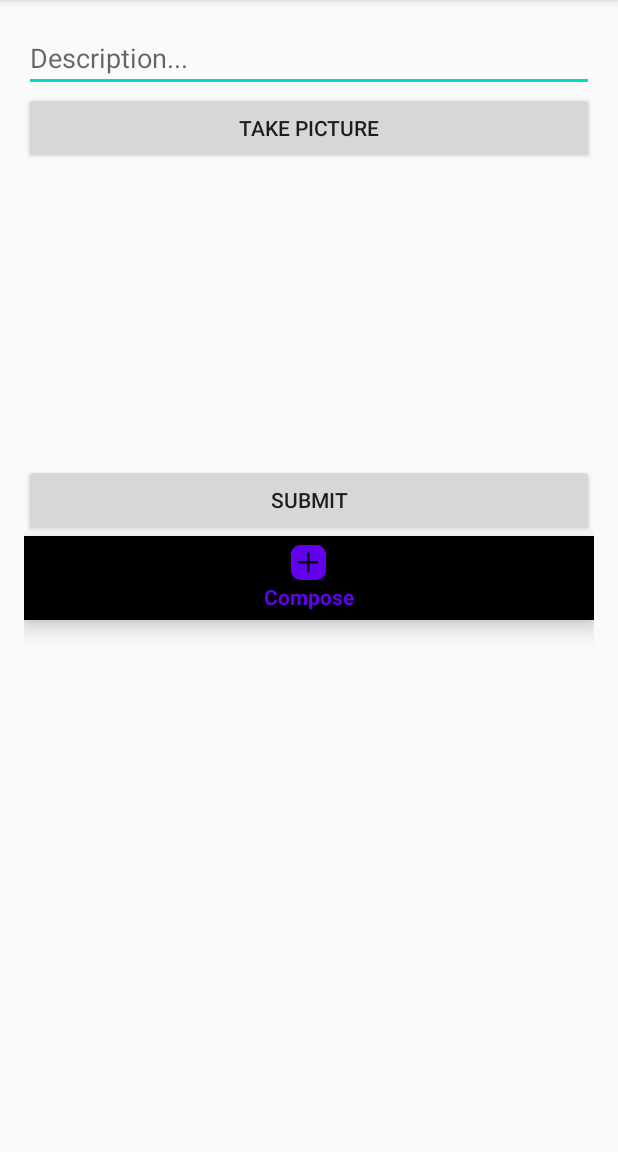
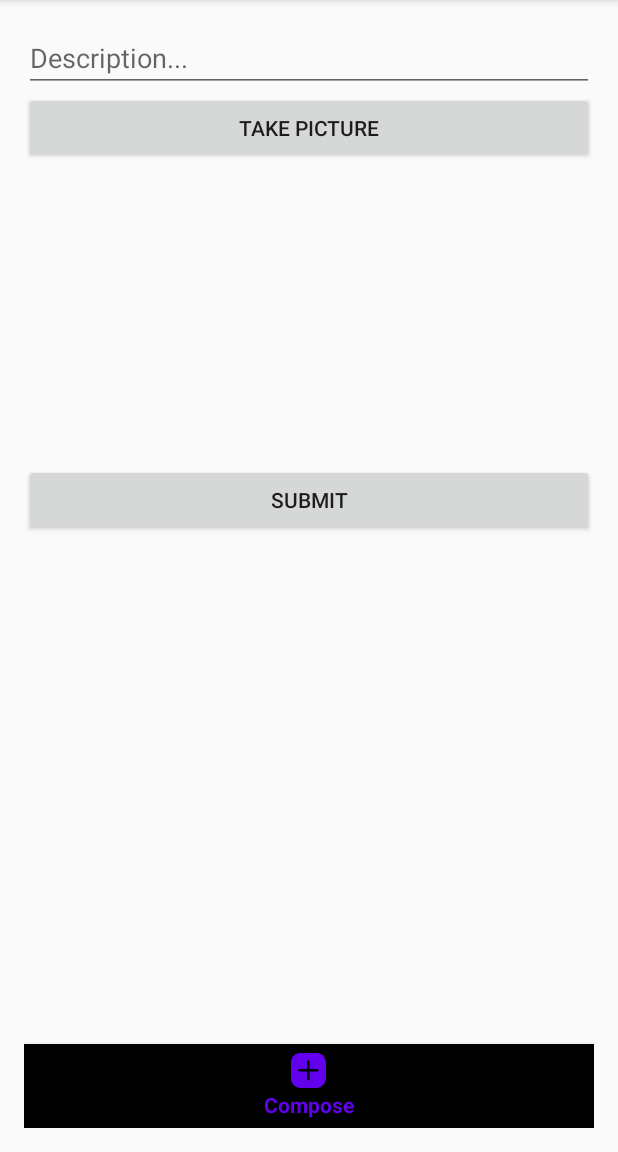
Before and after one commit to mmphilizaire/Parstagram, an Android app: the MainActivity screen opened directly, with no data from a screen before it, item 2 of the bottom bar chosen, on a phone screen of 412 x 824 dp, the part 84-1236 px from its top. Run offline under Robolectric (Android 15) with nearby library versions, the phone set to English and light mode, and no system bars; libraries missing offline, so code that uses them is left out: com.parse.

Commit message:
Added compose and home fragments.

```diff
--- a/app/build.gradle
+++ b/app/build.gradle
@@ -30,6 +30,7 @@ dependencies {
     implementation 'com.squareup.okhttp3:logging-interceptor:3.8.1' // for logging API calls to LogCat
     implementation "androidx.appcompat:appcompat:${appCompatVersion}"
     implementation "com.google.android.material:material:${designSupportVersion}"
+    implementation 'androidx.legacy:legacy-support-v4:1.0.0'
     testImplementation 'junit:junit:4.12'
     androidTestImplementation 'androidx.test.ext:junit:1.1.1'
     androidTestImplementation 'androidx.test.espresso:espresso-core:3.2.0'
--- /dev/null
+++ b/app/src/main/java/com/example/parstagram/Fragments/ComposeFragment.java
@@ -0,0 +1,168 @@
+package com.example.parstagram.Fragments;
+
+import android.content.Intent;
+import android.graphics.Bitmap;
+import android.graphics.BitmapFactory;
+import android.net.Uri;
+import android.os.Bundle;
+
+import androidx.annotation.Nullable;
+import androidx.core.content.FileProvider;
+import androidx.fragment.app.Fragment;
+
+import android.os.Environment;
+import android.provider.MediaStore;
+import android.util.Log;
+import android.view.LayoutInflater;
+import android.view.View;
+import android.view.ViewGroup;
+import android.widget.Button;
+import android.widget.EditText;
+import android.widget.ImageView;
+import android.widget.Toast;
+
+import com.example.parstagram.MainActivity;
+import com.example.parstagram.Post;
+import com.example.parstagram.R;
+import com.parse.ParseException;
+import com.parse.ParseFile;
+import com.parse.ParseUser;
+import com.parse.SaveCallback;
+
+import java.io.File;
+
+import static android.app.Activity.RESULT_OK;
+
+public class ComposeFragment extends Fragment {
+
+    public static final int sCAPTURE_IMAGE_ACTIVITY_REQUEST_CODE = 42;
+    public static final String sTAG = "ComposeFragment";
+
+    public String mPhotoFileName = "photo.jpg";
+    private EditText mDescriptionEditText;
+    private Button mCaptureImageButton;
+    private ImageView mPostImageView;
+    private Button mSubmitButton;
+    private File mPhotoFile;
+
+    public ComposeFragment() {
+        // Required empty public constructor
+    }
+
+    // The onCreateView method is called when Fragment should create its View object hierarchy,
+    // either dynamically or via XML layout inflation.
+    @Override
+    public View onCreateView(LayoutInflater inflater, ViewGroup parent, Bundle savedInstanceState) {
+        // Defines the xml file for the fragment
+        return inflater.inflate(R.layout.fragment_compose, parent, false);
+    }
+
+    // This event is triggered soon after onCreateView().
+    // Any view setup should occur here.  E.g., view lookups and attaching view listeners.
+    @Override
+    public void onViewCreated(View view, Bundle savedInstanceState) {
+        // Setup any handles to view objects here
+        mDescriptionEditText = view.findViewById(R.id.etDescription);
+        mCaptureImageButton = view.findViewById(R.id.btnCaptureImage);
+        mPostImageView = view.findViewById(R.id.ivPostImage);
+        mSubmitButton = view.findViewById(R.id.btnSubmit);
+
+        mCaptureImageButton.setOnClickListener(new View.OnClickListener() {
+            @Override
+            public void onClick(View view) {
+                launchCamera();
+            }
+        });
+
+        mSubmitButton.setOnClickListener(new View.OnClickListener() {
+            @Override
+            public void onClick(View view) {
+                String description = mDescriptionEditText.getText().toString();
+                if(description.isEmpty()){
+                    Toast.makeText(getContext(), "Description can't be empty", Toast.LENGTH_SHORT).show();
+                    return;
+                }
+                if(mPhotoFile == null || mPostImageView.getDrawable() == null){
+                    Toast.makeText(getContext(), "There is no image!", Toast.LENGTH_SHORT).show();
+                    return;
+                }
+                ParseUser currentUser = ParseUser.getCurrentUser();
+                savePost(description, currentUser, mPhotoFile);
+            }
+        });
+
+    }
+
+    private void launchCamera() {
+        // create Intent to take a picture and return control to the calling application
+        Intent intent = new Intent(MediaStore.ACTION_IMAGE_CAPTURE);
+        // Create a File reference for future access
+        mPhotoFile = getPhotoFileUri(mPhotoFileName);
+
+        // wrap File object into a content provider
+        // required for API >= 24
+        // See https://guides.codepath.com/android/Sharing-Content-with-Intents#sharing-files-with-api-24-or-higher
+        Uri fileProvider = FileProvider.getUriForFile(getContext(), "com.codepath.fileprovider.mishka-parstagram", mPhotoFile);
+        intent.putExtra(MediaStore.EXTRA_OUTPUT, fileProvider);
+
+        // If you call startActivityForResult() using an intent that no app can handle, your app will crash.
+        // So as long as the result is not null, it's safe to use the intent.
+        if (intent.resolveActivity(getContext().getPackageManager()) != null) {
+            // Start the image capture intent to take photo
+            startActivityForResult(intent, sCAPTURE_IMAGE_ACTIVITY_REQUEST_CODE);
+        }
+    }
+
+    @Override
+    public void onActivityResult(int requestCode, int resultCode, @Nullable Intent data) {
+        super.onActivityResult(requestCode, resultCode, data);
+        if (requestCode == sCAPTURE_IMAGE_ACTIVITY_REQUEST_CODE) {
+            if (resultCode == RESULT_OK) {
+                // by this point we have the camera photo on disk
+                Bitmap takenImage = BitmapFactory.decodeFile(mPhotoFile.getAbsolutePath());
+                // RESIZE BITMAP, see section below
+                // Load the taken image into a preview
+                mPostImageView.setImageBitmap(takenImage);
+            } else { // Result was a failure
+                Toast.makeText(getContext(), "Picture wasn't taken!", Toast.LENGTH_SHORT).show();
+            }
+        }
+    }
+
+    // Returns the File for a photo stored on disk given the fileName
+    public File getPhotoFileUri(String fileName) {
+        // Get safe storage directory for photos
+        // Use `getExternalFilesDir` on Context to access package-specific directories.
+        // This way, we don't need to request external read/write runtime permissions.
+        File mediaStorageDir = new File(getContext().getExternalFilesDir(Environment.DIRECTORY_PICTURES), sTAG);
+
+        // Create the storage directory if it does not exist
+        if (!mediaStorageDir.exists() && !mediaStorageDir.mkdirs()){
+            Log.d(sTAG, "failed to create directory");
+        }
+
+        // Return the file target for the photo based on filename
+        return new File(mediaStorageDir.getPath() + File.separator + fileName);
+    }
+
+    private void savePost(String description, ParseUser currentUser, File photoFile){
+        Post post = new Post();
+        post.setDescription(description);
+        post.setImage(new ParseFile(photoFile));
+        post.setUser(currentUser);
+        post.saveInBackground(new SaveCallback() {
+            @Override
+            public void done(ParseException e) {
+                if(e != null){
+                    Log.e(sTAG, "Error while saving", e);
+                    Toast.makeText(getContext(), "Error while saving!", Toast.LENGTH_SHORT).show();
+                }
+                Log.i(sTAG, "Post save was successful!");
+                mDescriptionEditText.setText("");
+                mPostImageView.setImageResource(0);
+            }
+        });
+    }
+
+
+}
--- /dev/null
+++ b/app/src/main/java/com/example/parstagram/Fragments/PostsFragment.java
@@ -0,0 +1,58 @@
+package com.example.parstagram.Fragments;
+
+import android.content.Intent;
+import android.graphics.Bitmap;
+import android.graphics.BitmapFactory;
+import android.net.Uri;
+import android.os.Bundle;
+
+import androidx.annotation.Nullable;
+import androidx.core.content.FileProvider;
+import androidx.fragment.app.Fragment;
+
+import android.os.Environment;
+import android.provider.MediaStore;
+import android.util.Log;
+import android.view.LayoutInflater;
+import android.view.View;
+import android.view.ViewGroup;
+import android.widget.Button;
+import android.widget.EditText;
+import android.widget.ImageView;
+import android.widget.Toast;
+
+import com.example.parstagram.MainActivity;
+import com.example.parstagram.Post;
+import com.example.parstagram.R;
+import com.parse.ParseException;
+import com.parse.ParseFile;
+import com.parse.ParseUser;
+import com.parse.SaveCallback;
+
+import java.io.File;
+
+import static android.app.Activity.RESULT_OK;
+
+public class PostsFragment extends Fragment {
+
+    public PostsFragment() {
+        // Required empty public constructor
+    }
+
+    // The onCreateView method is called when Fragment should create its View object hierarchy,
+    // either dynamically or via XML layout inflation.
+    @Override
+    public View onCreateView(LayoutInflater inflater, ViewGroup parent, Bundle savedInstanceState) {
+        // Defines the xml file for the fragment
+        return inflater.inflate(R.layout.fragment_posts, parent, false);
+    }
+
+    // This event is triggered soon after onCreateView().
+    // Any view setup should occur here.  E.g., view lookups and attaching view listeners.
+    @Override
+    public void onViewCreated(View view, Bundle savedInstanceState) {
+
+    }
+
+
+}
--- a/app/src/main/java/com/example/parstagram/MainActivity.java
+++ b/app/src/main/java/com/example/parstagram/MainActivity.java
@@ -5,6 +5,7 @@ import androidx.annotation.Nullable;
 import androidx.appcompat.app.AppCompatActivity;
 import androidx.core.content.FileProvider;
 import androidx.fragment.app.Fragment;
+import androidx.fragment.app.FragmentManager;
 
 import android.content.Intent;
 import android.graphics.Bitmap;
@@ -18,9 +19,12 @@ import android.view.MenuItem;
 import android.view.View;
 import android.widget.Button;
 import android.widget.EditText;
+import android.widget.FrameLayout;
 import android.widget.ImageView;
 import android.widget.Toast;
 
+import com.example.parstagram.Fragments.ComposeFragment;
+import com.example.parstagram.Fragments.PostsFragment;
 import com.google.android.material.bottomnavigation.BottomNavigationView;
 import com.parse.FindCallback;
 import com.parse.Parse;
@@ -36,143 +40,42 @@ import java.util.List;
 public class MainActivity extends AppCompatActivity {
 
     public static final String sTAG = "MainActivity";
-    public static final int sCAPTURE_IMAGE_ACTIVITY_REQUEST_CODE = 42;
-    public String photoFileName = "photo.jpg";
 
-    private EditText mDescriptionEditText;
-    private Button mCaptureImageButton;
-    private ImageView mPostImageView;
-    private Button mSubmitButton;
-    private File mPhotoFile;
     private BottomNavigationView mBottomNavigationView;
+    final FragmentManager fragmentManager = getSupportFragmentManager();
 
     @Override
     protected void onCreate(Bundle savedInstanceState) {
         super.onCreate(savedInstanceState);
         setContentView(R.layout.activity_main);
 
-        mDescriptionEditText = findViewById(R.id.etDescription);
-        mCaptureImageButton = findViewById(R.id.btnCaptureImage);
-        mPostImageView = findViewById(R.id.ivPostImage);
-        mSubmitButton = findViewById(R.id.btnSubmit);
         mBottomNavigationView = findViewById(R.id.bottomNavigation);
 
-        mCaptureImageButton.setOnClickListener(new View.OnClickListener() {
-            @Override
-            public void onClick(View view) {
-                launchCamera();
-            }
-        });
-
-        mSubmitButton.setOnClickListener(new View.OnClickListener() {
-            @Override
-            public void onClick(View view) {
-                String description = mDescriptionEditText.getText().toString();
-                if(description.isEmpty()){
-                    Toast.makeText(MainActivity.this, "Description can't be empty", Toast.LENGTH_SHORT).show();
-                    return;
-                }
-                if(mPhotoFile == null || mPostImageView.getDrawable() == null){
-                    Toast.makeText(MainActivity.this, "There is no image!", Toast.LENGTH_SHORT).show();
-                    return;
-                }
-                ParseUser currentUser = ParseUser.getCurrentUser();
-                savePost(description, currentUser, mPhotoFile);
-            }
-        });
         mBottomNavigationView.setOnNavigationItemSelectedListener(new BottomNavigationView.OnNavigationItemSelectedListener() {
             @Override
             public boolean onNavigationItemSelected(@NonNull MenuItem menuItem) {
                 Fragment fragment;
                 switch (menuItem.getItemId()) {
                     case R.id.action_home:
-                        Toast.makeText(MainActivity.this, "home", Toast.LENGTH_SHORT).show();
+                        fragment = new PostsFragment();
                         break;
                     case R.id.action_compose:
-                        Toast.makeText(MainActivity.this, "compose", Toast.LENGTH_SHORT).show();
+                        fragment = new ComposeFragment();
                         break;
                     case R.id.action_profile:
                     default:
-                        Toast.makeText(MainActivity.this, "profile", Toast.LENGTH_SHORT).show();
+                        //TODO: update fragment
+                        fragment = new ComposeFragment();
                         break;
                 }
+                fragmentManager.beginTransaction().replace(R.id.flContainer, fragment).commit();
                 return true;
             }
         });
+        mBottomNavigationView.setSelectedItemId(R.id.action_home);
 
         //queryPosts();
 
-    }
-
-    private void launchCamera() {
-        // create Intent to take a picture and return control to the calling application
-        Intent intent = new Intent(MediaStore.ACTION_IMAGE_CAPTURE);
-        // Create a File reference for future access
-        mPhotoFile = getPhotoFileUri(photoFileName);
-
-        // wrap File object into a content provider
-        // required for API >= 24
-        // See https://guides.codepath.com/android/Sharing-Content-with-Intents#sharing-files-with-api-24-or-higher
-        Uri fileProvider = FileProvider.getUriForFile(MainActivity.this, "com.codepath.fileprovider.mishka-parstagram", mPhotoFile);
-        intent.putExtra(MediaStore.EXTRA_OUTPUT, fileProvider);
-
-        // If you call startActivityForResult() using an intent that no app can handle, your app will crash.
-        // So as long as the result is not null, it's safe to use the intent.
-        if (intent.resolveActivity(getPackageManager()) != null) {
-            // Start the image capture intent to take photo
-            startActivityForResult(intent, sCAPTURE_IMAGE_ACTIVITY_REQUEST_CODE);
-        }
-    }
-
-    @Override
-    protected void onActivityResult(int requestCode, int resultCode, @Nullable Intent data) {
-        super.onActivityResult(requestCode, resultCode, data);
-        if (requestCode == sCAPTURE_IMAGE_ACTIVITY_REQUEST_CODE) {
-            if (resultCode == RESULT_OK) {
-                // by this point we have the camera photo on disk
-                Bitmap takenImage = BitmapFactory.decodeFile(mPhotoFile.getAbsolutePath());
-                // RESIZE BITMAP, see section below
-                // Load the taken image into a preview
-                mPostImageView.setImageBitmap(takenImage);
-            } else { // Result was a failure
-                Toast.makeText(this, "Picture wasn't taken!", Toast.LENGTH_SHORT).show();
-            }
-        }
-    }
-
-    // Returns the File for a photo stored on disk given the fileName
-    public File getPhotoFileUri(String fileName) {
-        // Get safe storage directory for photos
-        // Use `getExternalFilesDir` on Context to access package-specific directories.
-        // This way, we don't need to request external read/write runtime permissions.
-        File mediaStorageDir = new File(getExternalFilesDir(Environment.DIRECTORY_PICTURES), sTAG);
-
-        // Create the storage directory if it does not exist
-        if (!mediaStorageDir.exists() && !mediaStorageDir.mkdirs()){
-            Log.d(sTAG, "failed to create directory");
-        }
-
-        // Return the file target for the photo based on filename
-        return new File(mediaStorageDir.getPath() + File.separator + fileName);
-    }
-
-    private void savePost(String description, ParseUser currentUser, File photoFile){
-        Post post = new Post();
-        post.setDescription(description);
-        post.setImage(new ParseFile(photoFile));
-        post.setUser(currentUser);
-        post.saveInBackground(new SaveCallback() {
-            @Override
-            public void done(ParseException e) {
-                if(e != null){
-                    Log.e(sTAG, "Error while saving", e);
-                    Toast.makeText(MainActivity.this, "Error while saving!", Toast.LENGTH_SHORT).show();
-                }
-                Log.i(sTAG, "Post save was successful!");
-                mDescriptionEditText.setText("");
-                mPostImageView.setImageResource(0);
-            }
-        });
     }
 
     private void queryPosts() {
--- a/app/src/main/res/layout/activity_main.xml
+++ b/app/src/main/res/layout/activity_main.xml
@@ -1,5 +1,5 @@
 <?xml version="1.0" encoding="utf-8"?>
-<LinearLayout xmlns:android="http://schemas.android.com/apk/res/android"
+<RelativeLayout xmlns:android="http://schemas.android.com/apk/res/android"
     xmlns:app="http://schemas.android.com/apk/res-auto"
     xmlns:tools="http://schemas.android.com/tools"
     android:layout_width="match_parent"
@@ -8,30 +8,11 @@
     android:orientation="vertical"
     tools:context=".MainActivity">
 
-    <EditText
-        android:id="@+id/etDescription"
+    <FrameLayout
+        android:id="@+id/flContainer"
         android:layout_width="match_parent"
-        android:layout_height="wrap_content"
-        android:ems="10"
-        android:hint="Description..." />
-
-    <Button
-        android:id="@+id/btnCaptureImage"
-        android:layout_width="match_parent"
-        android:layout_height="wrap_content"
-        android:text="Take Picture" />
-
-    <ImageView
-        android:id="@+id/ivPostImage"
-        android:layout_width="match_parent"
-        android:layout_height="200dp"
-        tools:srcCompat="@tools:sample/avatars" />
-
-    <Button
-        android:id="@+id/btnSubmit"
-        android:layout_width="match_parent"
-        android:layout_height="wrap_content"
-        android:text="Submit" />
+        android:layout_height="match_parent"
+        android:layout_above="@+id/bottomNavigation"/>
 
     <com.google.android.material.bottomnavigation.BottomNavigationView
         android:id="@+id/bottomNavigation"
@@ -40,4 +21,4 @@
         android:layout_alignParentBottom="true"
         app:menu="@menu/menu_bottom_navigation" />
 
-</LinearLayout>
+</RelativeLayout>
--- /dev/null
+++ b/app/src/main/res/layout/fragment_compose.xml
@@ -0,0 +1,34 @@
+<?xml version="1.0" encoding="utf-8"?>
+<LinearLayout xmlns:android="http://schemas.android.com/apk/res/android"
+    xmlns:tools="http://schemas.android.com/tools"
+    android:layout_width="match_parent"
+    android:layout_height="match_parent"
+    android:orientation="vertical"
+    tools:context=".Fragments.ComposeFragment">
+
+    <EditText
+        android:id="@+id/etDescription"
+        android:layout_width="match_parent"
+        android:layout_height="wrap_content"
+        android:ems="10"
+        android:hint="Description..." />
+
+    <Button
+        android:id="@+id/btnCaptureImage"
+        android:layout_width="match_parent"
+        android:layout_height="wrap_content"
+        android:text="Take Picture" />
+
+    <ImageView
+        android:id="@+id/ivPostImage"
+        android:layout_width="match_parent"
+        android:layout_height="200dp"
+        tools:srcCompat="@tools:sample/avatars" />
+
+    <Button
+        android:id="@+id/btnSubmit"
+        android:layout_width="match_parent"
+        android:layout_height="wrap_content"
+        android:text="Submit" />
+
+</LinearLayout>
--- a/app/src/main/res/values/strings.xml
+++ b/app/src/main/res/values/strings.xml
@@ -1,3 +1,5 @@
 <resources>
     <string name="app_name">Parstagram</string>
+    <!-- TODO: Remove or change this placeholder text -->
+    <string name="hello_blank_fragment">Hello blank fragment</string>
 </resources>
```
Also changed, not shown: app/src/main/AndroidManifest.xml (+5 -3 lines), app/src/main/res/layout/fragment_posts.xml (added, +14 -0 lines).
